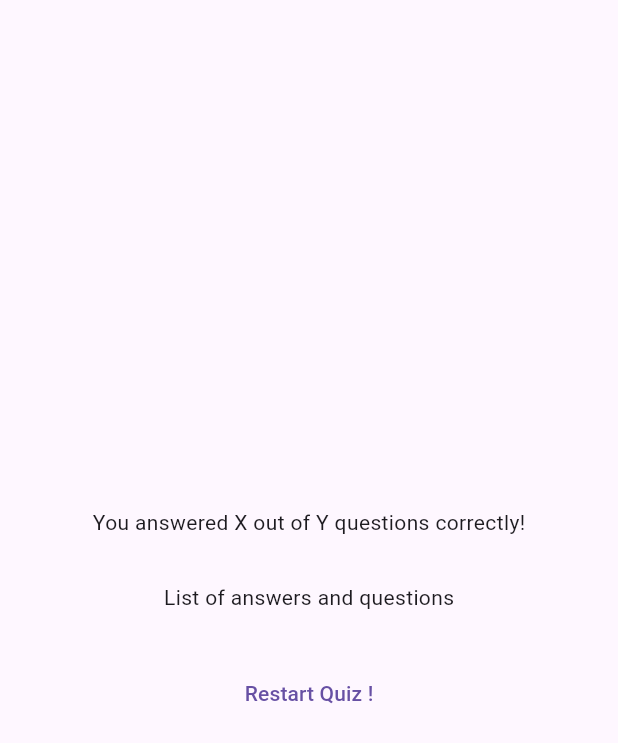
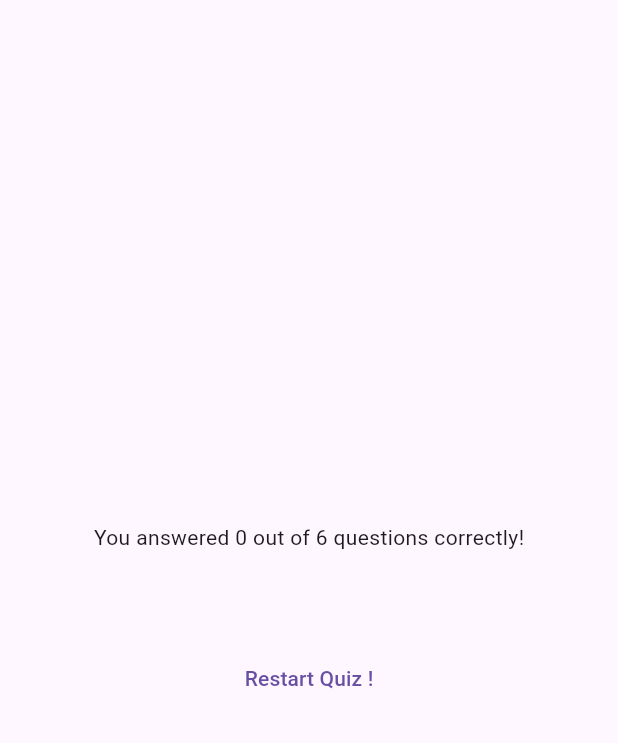
Before and after one commit to dennysihol/simple_quiz, a Flutter app: the ResultScreen widget shown alone on an empty page, opened directly with empty values, on a phone screen of 412 x 824 dp. Shown: the top 743 px of the screen. Run offline on Flutter 3.47's test engine with Material 3 defaults, Android fonts, the phone set to English and light mode, and no system bars; our stand-ins replace google_fonts.

Commit message:
total summary quiz done

```diff
--- a/lib/quiz.dart
+++ b/lib/quiz.dart
@@ -28,7 +28,6 @@ class _QuizState extends State<Quiz> {
 
     if (selectedAnswer.length == questions.length) {
       setState(() {
-        selectedAnswer = [];
         activeScreen = 'results-screen';
       });
     }
--- a/lib/result_screen.dart
+++ b/lib/result_screen.dart
@@ -1,13 +1,46 @@
+import 'dart:math';
+
 import 'package:flutter/material.dart';
+import 'package:simple_quiz/data/questions.dart';
+import 'package:simple_quiz/question_summary.dart';
+
+import 'dart:developer' as developer;
 
 class ResultScreen extends StatelessWidget {
-
-  const ResultScreen ({super.key, required this.chosenAnswers});
+  const ResultScreen({
+    super.key,
+    required this.chosenAnswers,
+    }
+  );
 
   final List<String> chosenAnswers;
 
+  List<Map<String, Object>> getSummaryData() {
+
+    final List<Map<String, Object>> summary = [];
+
+    for (var i = 0; i < chosenAnswers.length; i++) {
+      summary.add(
+        {
+          'question_index': i,
+          'question': questions[i].text,
+          'correct_answer': questions[i].answers[0],
+          'user_answer': chosenAnswers[i]
+        },
+      );
+    }
+    return summary;
+
+  }
+
   @override
   Widget build(BuildContext context) {
+    final summaryData = getSummaryData();
+    final numTotalQuestions = questions.length;
+    final numCorrectQuestions = summaryData.where((data) {
+      return data['user_answer'] == data['correct_answer'];
+    }).length;
+
     return SizedBox(
       width: double.infinity,
       child: Container(
@@ -15,11 +48,11 @@ class ResultScreen extends StatelessWidget {
         child: Column(
           mainAxisAlignment: MainAxisAlignment.center,
           children: [
-            const Text('You answered X out of Y questions correctly!'),
+            Text('You answered $numCorrectQuestions out of $numTotalQuestions questions correctly!'),
             const SizedBox(
               height: 30,
             ),
-            const Text('List of answers and questions'),
+            QuestionsSummary(summaryData),
             const SizedBox(
               height: 30,
             ),
```
Also changed, not shown: lib/question_summary.dart (added, +36 -0 lines).
